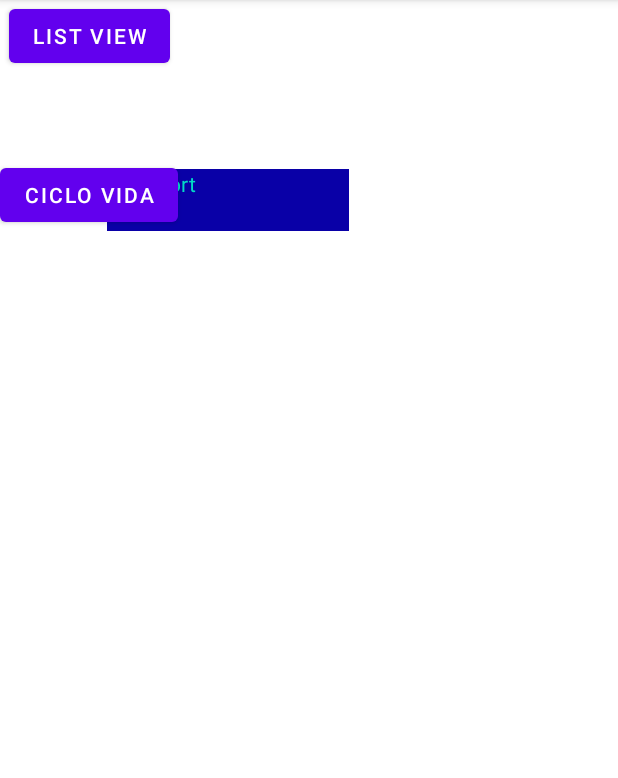
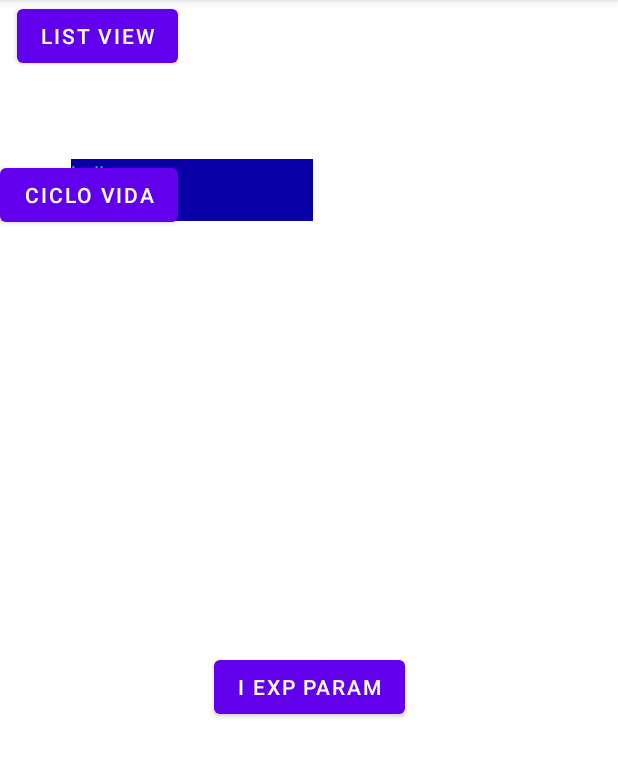
Before and after one commit to 2020-B-Aplicaciones-Moviles-Computacion/AMC-jumbo-cueva-cristhian-paul, an Android app: the screen it shows after launch (MainActivity), on a phone screen of 412 x 824 dp, the part 84-862 px from its top. Run offline under Robolectric (Android 15) with nearby library versions, the phone set to English and light mode, and no system bars.

Commit message:
Anadir  boton ir a activdad con parametros

```diff
--- a/app/src/main/res/layout/activity_main.xml
+++ b/app/src/main/res/layout/activity_main.xml
@@ -14,8 +14,8 @@
         android:text="Ciclo Vida"
         app:layout_constraintBottom_toBottomOf="@+id/ba23"
         app:layout_constraintTop_toTopOf="@+id/ba23"
-        app:layout_constraintVertical_bias="1.0"
-        tools:layout_editor_absoluteX="259dp" />
+        app:layout_constraintVertical_bias="0.0"
+        tools:layout_editor_absoluteX="231dp" />
 
     <Button
         android:id="@+id/btn_ir_list_view"
@@ -23,8 +23,19 @@
         android:layout_height="wrap_content"
         android:text="List View"
         app:layout_constraintEnd_toEndOf="@+id/button_ir_ciclo_vida"
+        app:layout_constraintHorizontal_bias="1.0"
         app:layout_constraintStart_toStartOf="@+id/button_ir_ciclo_vida"
-        tools:layout_editor_absoluteY="343dp" />
+        tools:layout_editor_absoluteY="264dp" />
+
+    <Button
+        android:id="@+id/btn_ir_intent_explicito_parametros"
+        android:layout_width="wrap_content"
+        android:layout_height="wrap_content"
+        android:text="I exp param"
+        app:layout_constraintBottom_toBottomOf="parent"
+        app:layout_constraintEnd_toEndOf="parent"
+        app:layout_constraintStart_toStartOf="parent"
+        app:layout_constraintTop_toBottomOf="@+id/ba23" />
 
     <TextView
         android:id="@+id/ba23"
@@ -36,11 +47,11 @@
         android:textColor="@color/texto"
         app:layout_constraintBottom_toBottomOf="parent"
         app:layout_constraintEnd_toEndOf="parent"
-        app:layout_constraintHorizontal_bias="0.284"
+        app:layout_constraintHorizontal_bias="0.188"
         app:layout_constraintLeft_toLeftOf="parent"
         app:layout_constraintRight_toRightOf="parent"
         app:layout_constraintStart_toStartOf="parent"
         app:layout_constraintTop_toTopOf="parent"
-        app:layout_constraintVertical_bias="0.155" />
+        app:layout_constraintVertical_bias="0.146" />
 
 </androidx.constraintlayout.widget.ConstraintLayout>
```
Also changed, not shown: app/src/main/AndroidManifest.xml (+10 -1 lines).
